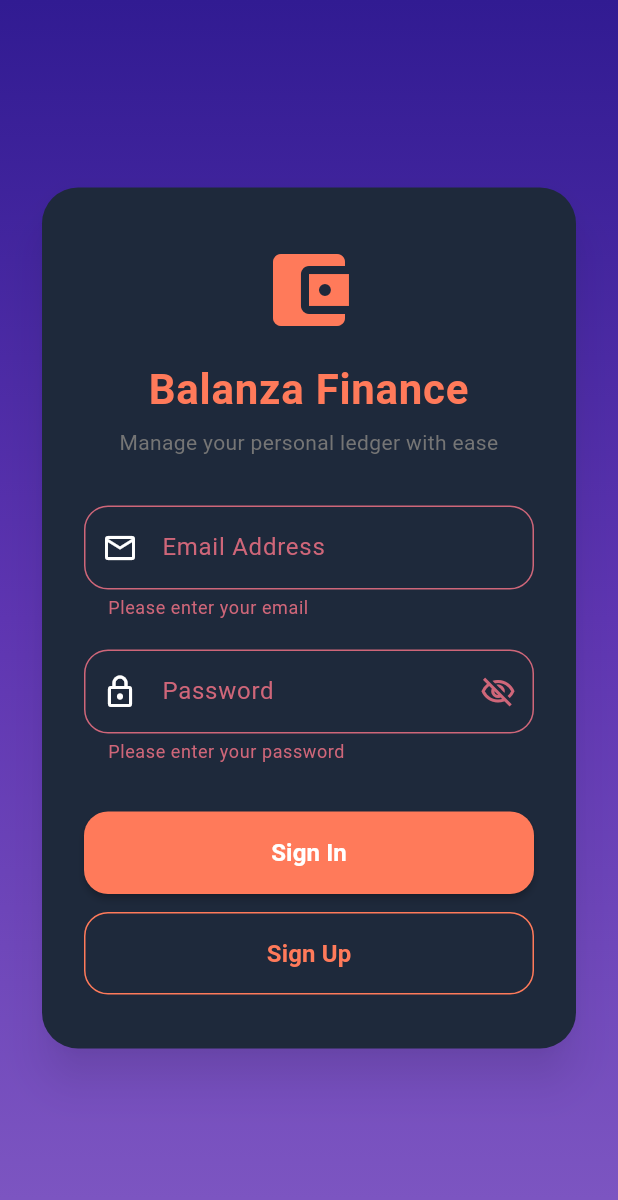
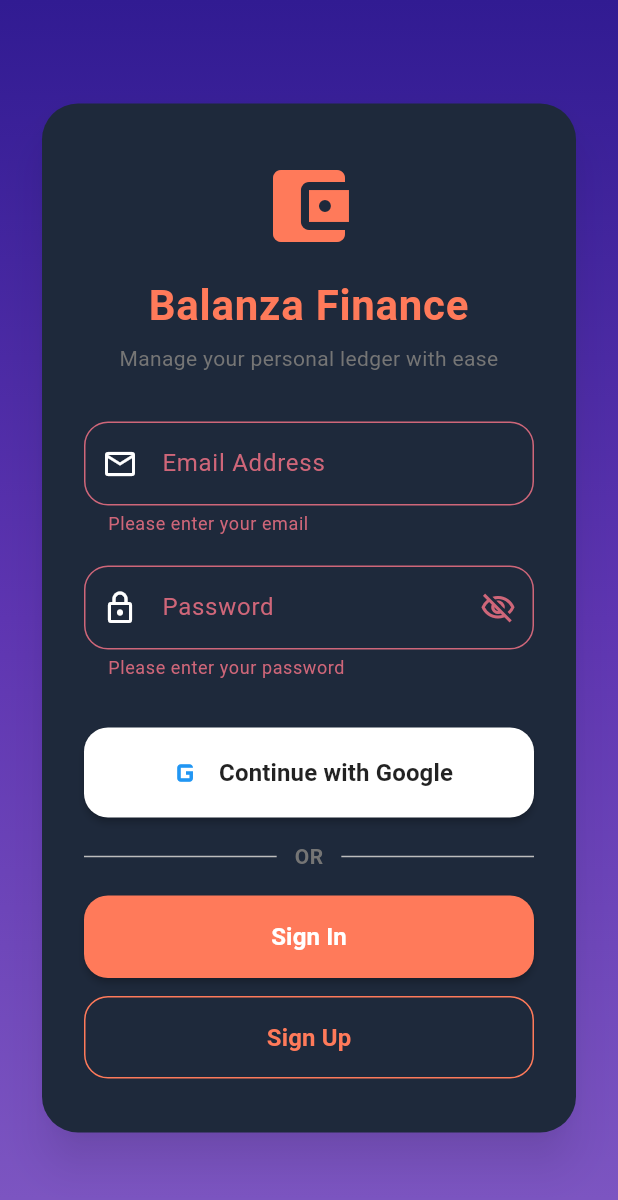
Before and after one commit to gdatcu/balanza-finance, a Flutter app: the screen it shows after launch, after a tap on "Sign In", on a phone screen of 412 x 824 dp. Shown: the top 1200 px of the screen. Run offline on Flutter 3.47's test engine with Material 3 defaults, Android fonts, the phone set to English and light mode, and no system bars; our stand-ins replace fl_chart, flutter_riverpod, google_sign_in, local_auth, shared_preferences, supabase_flutter; missing offline and left inert: github_release_apk_updater; accounts and stored records are empty; network calls fail.

Commit message:
feat(auth): implement Google Authentication via Supabase signInWithIdToken

```diff
--- a/lib/features/auth/presentation/login_view.dart
+++ b/lib/features/auth/presentation/login_view.dart
@@ -1,4 +1,6 @@
+import 'dart:async';
 import 'package:flutter/material.dart';
+import 'package:google_sign_in/google_sign_in.dart';
 import 'package:supabase_flutter/supabase_flutter.dart';
 import 'package:balanza/l10n/app_localizations.dart';
 
@@ -14,14 +16,76 @@ class _LoginViewState extends State<LoginView> {
   final _emailController = TextEditingController();
   final _passwordController = TextEditingController();
 
+  late final StreamSubscription<AuthState> _authSubscription;
+
   bool _isLoading = false;
   bool _obscurePassword = true;
 
   @override
+  void initState() {
+    super.initState();
+    // 3. Auth State Listener on supabase.auth.onAuthStateChange
+    _authSubscription = Supabase.instance.client.auth.onAuthStateChange.listen((data) {
+      final event = data.event;
+      if (event == AuthChangeEvent.signedIn && mounted) {
+        // User successfully signed in via Supabase
+      }
+    });
+  }
+
+  @override
   void dispose() {
+    _authSubscription.cancel();
     _emailController.dispose();
     _passwordController.dispose();
     super.dispose();
+  }
+
+  /// 2. Native Google Authentication with Supabase signInWithIdToken
+  Future<void> signInWithGoogle() async {
+    setState(() {
+      _isLoading = true;
+    });
+
+    try {
+      // Pass the Web Client ID configured in Google Cloud (do NOT use Android Client ID here)
+      const String webClientId = 'YOUR_WEB_CLIENT_ID.apps.googleusercontent.com';
+
+      final googleSignIn = GoogleSignIn(
+        serverClientId: webClientId,
+      );
+
+      final googleUser = await googleSignIn.signIn();
+      if (googleUser == null) {
+        // User cancelled native sign-in flow
+        return;
+      }
+
+      final googleAuth = await googleUser.authentication;
+      final idToken = googleAuth.idToken;
+      final accessToken = googleAuth.accessToken;
+
+      if (idToken == null) {
+        throw const AuthException('No ID Token returned from Google authentication.');
+      }
+
+      // Authenticate with Supabase using signInWithIdToken
+      await Supabase.instance.client.auth.signInWithIdToken(
+        provider: OAuthProvider.google,
+        idToken: idToken,
+        accessToken: accessToken,
+      );
+    } on AuthException catch (e) {
+      if (mounted) _showErrorSnackBar(e.message);
+    } catch (e) {
+      if (mounted) _showErrorSnackBar('Google Sign-In error: $e');
+    } finally {
+      if (mounted) {
+        setState(() {
+          _isLoading = false;
+        });
+      }
+    }
   }
 
   Future<void> _signIn() async {
@@ -37,9 +101,9 @@ class _LoginViewState extends State<LoginView> {
         password: _passwordController.text,
       );
     } on AuthException catch (e) {
-      _showErrorSnackBar(e.message);
+      if (mounted) _showErrorSnackBar(e.message);
     } catch (e) {
-      _showErrorSnackBar(AppLocalizations.of(context)!.unexpectedErrorSignIn);
+      if (mounted) _showErrorSnackBar(AppLocalizations.of(context)!.unexpectedErrorSignIn);
     } finally {
       if (mounted) {
         setState(() {
@@ -62,14 +126,14 @@ class _LoginViewState extends State<LoginView> {
         password: _passwordController.text,
       );
       if (response.user != null) {
-        _showSuccessSnackBar(AppLocalizations.of(context)!.registrationSuccessful);
+        if (mounted) _showSuccessSnackBar(AppLocalizations.of(context)!.registrationSuccessful);
       } else {
-        _showSuccessSnackBar(AppLocalizations.of(context)!.registrationSubmitted);
+        if (mounted) _showSuccessSnackBar(AppLocalizations.of(context)!.registrationSubmitted);
       }
     } on AuthException catch (e) {
-      _showErrorSnackBar(e.message);
+      if (mounted) _showErrorSnackBar(e.message);
     } catch (e) {
-      _showErrorSnackBar(AppLocalizations.of(context)!.unexpectedErrorRegistration);
+      if (mounted) _showErrorSnackBar(AppLocalizations.of(context)!.unexpectedErrorRegistration);
     } finally {
       if (mounted) {
         setState(() {
@@ -243,11 +307,51 @@ class _LoginViewState extends State<LoginView> {
                         if (_isLoading)
                           const Center(
                             child: Padding(
-                              padding: EdgeInsets.symmetric(vertical: 8.0),
+                              padding: EdgeInsets.symmetric(vertical: 16.0),
                               child: CircularProgressIndicator(),
                             ),
                           )
                         else ...[
+                          // Continue with Google Button
+                          ElevatedButton.icon(
+                            onPressed: signInWithGoogle,
+                            icon: Image.network(
+                              'https://upload.wikimedia.org/wikipedia/commons/5/53/Google_%22G%22_Logo.svg',
+                              height: 20,
+                              width: 20,
+                              errorBuilder: (context, error, stackTrace) =>
+                                  const Icon(Icons.g_mobiledata, size: 28, color: Colors.blue),
+                            ),
+                            label: const Text(
+                              'Continue with Google',
+                              style: TextStyle(
+                                fontSize: 16,
+                                fontWeight: FontWeight.bold,
+                                color: Colors.black87,
+                              ),
+                            ),
+                            style: ElevatedButton.styleFrom(
+                              backgroundColor: Colors.white,
+                              foregroundColor: Colors.black87,
+                              padding: const EdgeInsets.symmetric(vertical: 16),
+                              shape: RoundedRectangleBorder(
+                                borderRadius: BorderRadius.circular(16),
+                              ),
+                              elevation: 2,
+                            ),
+                          ),
+                          const SizedBox(height: 16),
+                          Row(
+                            children: [
+                              Expanded(child: Divider(color: Colors.grey.shade400)),
+                              Padding(
+                                padding: const EdgeInsets.symmetric(horizontal: 12.0),
+                                child: Text('OR', style: TextStyle(color: Colors.grey.shade600, fontWeight: FontWeight.bold)),
+                              ),
+                              Expanded(child: Divider(color: Colors.grey.shade400)),
+                            ],
+                          ),
+                          const SizedBox(height: 16),
                           ElevatedButton(
                             onPressed: _signIn,
                             style: ElevatedButton.styleFrom(
--- a/pubspec.yaml
+++ b/pubspec.yaml
@@ -44,6 +44,7 @@ dependencies:
   shared_preferences: ^2.5.3
   http: ^1.2.2
   local_auth: ^2.3.0
+  google_sign_in: ^6.2.2
   github_release_apk_updater:
     path: ./packages/github_release_apk_updater
 
```
Also changed, not shown: pubspec.lock, 1 other file.
